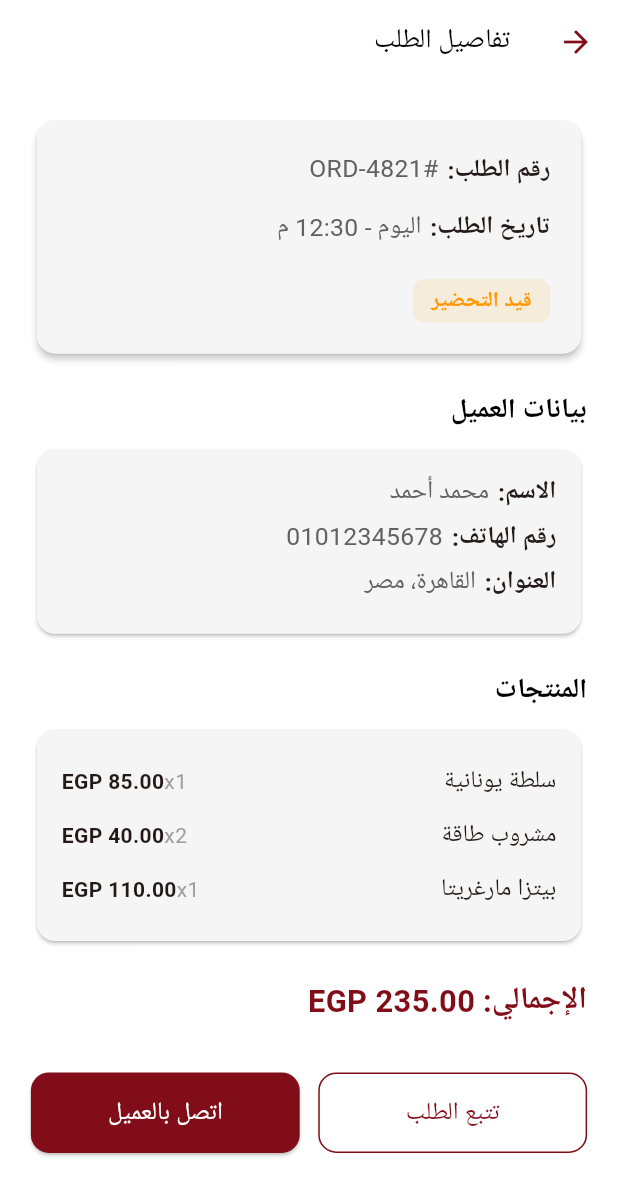
After one commit to MohamedElweza/elragol_el3nab_restaurant, a Flutter app: the OrdersScreen screen opened directly, after a tap on "اليوم - 12:30 م", on a phone screen of 412 x 824 dp. The commit adds this screen. Shown: the top 1196 px of the screen. Run offline on Flutter 3.47's test engine with Material 3 defaults, Android fonts, the phone set to English and light mode, and no system bars; our stand-ins replace animated_text_kit, flutter_bloc, flutter_screenutil, google_fonts, image_picker, intl_phone_field; missing offline and left inert: sdga_icons; Roboto replaces fonts that are missing (Cairo, Cairo-Regular).

Commit message:
Add order details screen and fixed the native splash icon

```diff
--- /dev/null
+++ b/lib/features/orders/presentation/views/order_details_screen.dart
@@ -0,0 +1,230 @@
+import 'package:flutter/material.dart';
+import '../../../../../core/utils/app_colors/app_colors.dart';
+
+class OrderDetailsScreen extends StatelessWidget {
+  final String orderId;
+  final String orderTime;
+  final String title;
+  final double price;
+  final String status;
+  final Color statusColor;
+
+  const OrderDetailsScreen({
+    super.key,
+    required this.orderId,
+    required this.orderTime,
+    required this.title,
+    required this.price,
+    required this.status,
+    required this.statusColor,
+  });
+
+  @override
+  Widget build(BuildContext context) {
+    final width = MediaQuery.of(context).size.width;
+    final height = MediaQuery.of(context).size.height;
+
+    return Scaffold(
+      backgroundColor: Colors.white,
+      appBar: AppBar(
+        title: const Text(
+          "تفاصيل الطلب",
+          style: TextStyle(color: Colors.black),
+        ),
+        backgroundColor: Colors.white,
+        elevation: 0,
+        iconTheme: const IconThemeData(color: AppColors.mainColor),
+      ),
+      body: Padding(
+        padding: EdgeInsets.all(width * 0.05),
+        child: SingleChildScrollView(
+          child: Column(
+            crossAxisAlignment: CrossAxisAlignment.start,
+            children: [
+              /// 🧾 Order ID & Status
+              Card(
+                color: Colors.grey[100],
+                elevation: 2,
+                shape: RoundedRectangleBorder(
+                  borderRadius: BorderRadius.circular(12),
+                ),
+                child: Padding(
+                  padding: EdgeInsets.all(width * 0.05),
+                  child: Column(
+                    crossAxisAlignment: CrossAxisAlignment.start,
+                    children: [
+                      _buildRow("رقم الطلب:", orderId, width),
+                      SizedBox(height: height * 0.01),
+                      _buildRow("تاريخ الطلب:", orderTime, width),
+                      SizedBox(height: height * 0.02),
+                      Container(
+                        padding: EdgeInsets.symmetric(
+                            horizontal: width * 0.03, vertical: height * 0.005),
+                        decoration: BoxDecoration(
+                          color: statusColor.withOpacity(0.1),
+                          borderRadius: BorderRadius.circular(8),
+                        ),
+                        child: Text(
+                          status,
+                          style: TextStyle(
+                            color: statusColor,
+                            fontWeight: FontWeight.bold,
+                            fontSize: width * 0.035,
+                          ),
+                        ),
+                      ),
+                    ],
+                  ),
+                ),
+              ),
+
+              SizedBox(height: height * 0.025),
+
+              /// 👤 Customer Info
+              Text("بيانات العميل",
+                  style: TextStyle(
+                      fontSize: width * 0.045,
+                      fontWeight: FontWeight.bold,
+                      color: Colors.black)),
+              SizedBox(height: height * 0.01),
+              Card(
+                color: Colors.grey[100],
+                shape: RoundedRectangleBorder(
+                    borderRadius: BorderRadius.circular(12)),
+                child: Padding(
+                  padding: EdgeInsets.all(width * 0.04),
+                  child: Column(
+                    crossAxisAlignment: CrossAxisAlignment.start,
+                    children: [
+                      _buildRow("الاسم:", "محمد أحمد", width),
+                      _buildRow("رقم الهاتف:", "01012345678", width),
+                      _buildRow("العنوان:", "القاهرة، مصر", width),
+                    ],
+                  ),
+                ),
+              ),
+
+              SizedBox(height: height * 0.025),
+
+              /// 🍽 Items
+              Text("المنتجات",
+                  style: TextStyle(
+                      fontSize: width * 0.045,
+                      fontWeight: FontWeight.bold,
+                      color: Colors.black)),
+              SizedBox(height: height * 0.01),
+              Card(
+                color: Colors.grey[100],
+                shape: RoundedRectangleBorder(
+                    borderRadius: BorderRadius.circular(12)),
+                child: Padding(
+                  padding: EdgeInsets.all(width * 0.04),
+                  child: Column(
+                    children: [
+                      _buildItem("سلطة يونانية", 1, 85),
+                      _buildItem("مشروب طاقة", 2, 40),
+                      _buildItem("بيتزا مارغريتا", 1, 110),
+                    ],
+                  ),
+                ),
+              ),
+
+              SizedBox(height: height * 0.025),
+
+              /// 💰 Total
+              Align(
+                alignment: Alignment.centerRight,
+                child: Text(
+                  "الإجمالي: ${(price + 150).toStringAsFixed(2)} EGP",
+                  style: TextStyle(
+                    fontSize: width * 0.05,
+                    fontWeight: FontWeight.bold,
+                    color: AppColors.mainColor,
+                  ),
+                ),
+              ),
+
+              SizedBox(height: height * 0.04),
+
+              /// 🚚 Buttons
+              Row(
+                children: [
+                  Expanded(
+                    child: OutlinedButton(
+                      onPressed: () {},
+                      style: OutlinedButton.styleFrom(
+                        shape: RoundedRectangleBorder(
+                            borderRadius: BorderRadius.circular(12)),
+                        side: const BorderSide(color: AppColors.mainColor),
+                        padding: EdgeInsets.symmetric(vertical: height * 0.018),
+                      ),
+                      child: Text("تتبع الطلب",
+                          style: TextStyle(
+                              color: AppColors.mainColor,
+                              fontSize: width * 0.04)),
+                    ),
+                  ),
+                  SizedBox(width: width * 0.03),
+                  Expanded(
+                    child: ElevatedButton(
+                      onPressed: () {},
+                      style: ElevatedButton.styleFrom(
+                        shape: RoundedRectangleBorder(
+                            borderRadius: BorderRadius.circular(12)),
+                        backgroundColor: AppColors.mainColor,
+                        padding: EdgeInsets.symmetric(vertical: height * 0.018),
+                      ),
+                      child: Text("اتصل بالعميل",
+                          style: TextStyle(
+                              color: Colors.white, fontSize: width * 0.04)),
+                    ),
+                  ),
+                ],
+              ),
+            ],
+          ),
+        ),
+      ),
+    );
+  }
+
+  Widget _buildRow(String title, String value, double width) {
+    return Padding(
+      padding: EdgeInsets.only(bottom: 6),
+      child: Row(
+        children: [
+          Text(
+            title,
+            style: TextStyle(
+              fontWeight: FontWeight.bold,
+              fontSize: width * 0.04,
+            ),
+          ),
+          SizedBox(width: 6),
+          Expanded(
+            child: Text(
+              value,
+              style: TextStyle(fontSize: width * 0.04, color: Colors.grey[700]),
+              overflow: TextOverflow.ellipsis,
+            ),
+          ),
+        ],
+      ),
+    );
+  }
+
+  Widget _buildItem(String name, int quantity, double price) {
+    return Padding(
+      padding: const EdgeInsets.symmetric(vertical: 6),
+      child: Row(
+        mainAxisAlignment: MainAxisAlignment.spaceBetween,
+        children: [
+          Expanded(child: Text(name, style: const TextStyle(fontSize: 16))),
+          Text("x$quantity", style: const TextStyle(color: Colors.grey)),
+          Text("${price.toStringAsFixed(2)} EGP",
+              style: const TextStyle(fontWeight: FontWeight.bold)),
+        ],
+      ),
+    );
+  }
+}
--- a/lib/features/orders/presentation/views/widgets/orders_card.dart
+++ b/lib/features/orders/presentation/views/widgets/orders_card.dart
@@ -1,5 +1,7 @@
 import 'package:flutter/material.dart';
 import '../../../../../core/utils/app_colors/app_colors.dart';
+import '../order_details_screen.dart';
+
 
 class OrderCard extends StatelessWidget {
   final String orderId;
@@ -27,7 +29,24 @@ class OrderCard extends StatelessWidget {
     final width = size.width;
     final height = size.height;
 
-    return Card(
+    return InkWell(
+      onTap: () {
+        Navigator.push(
+          context,
+          MaterialPageRoute(
+            builder: (_) => OrderDetailsScreen(
+              orderId: orderId,
+              orderTime: orderTime,
+              title: title,
+              price: price,
+              status: status,
+              statusColor: statusColor,
+            ),
+          ),
+        );
+      },
+      borderRadius: BorderRadius.circular(16),
+      child: Card(
         margin: EdgeInsets.only(bottom: height * 0.02),
         color: Colors.white,
         shape: RoundedRectangleBorder(
@@ -110,55 +129,8 @@ class OrderCard extends StatelessWidget {
                   ),
                 ),
               ),
-
-            /// 🔹 Buttons (if completed)
-            if (isCompleted) ...[
-              SizedBox(height: height * 0.015),
-              Row(
-                children: [
-                  Expanded(
-                    child: OutlinedButton(
-                      onPressed: () {},
-                      style: OutlinedButton.styleFrom(
-                        shape: RoundedRectangleBorder(
-                          borderRadius: BorderRadius.circular(12),
-                        ),
-                        side: const BorderSide(color: AppColors.mainColor),
-                        padding: EdgeInsets.symmetric(vertical: height * 0.018),
-                      ),
-                      child: Text(
-                        "عمل تقييم",
-                        style: TextStyle(
-                          color: AppColors.mainColor,
-                          fontSize: width * 0.04,
-                        ),
-                      ),
-                    ),
-                  ),
-                  SizedBox(width: width * 0.03),
-                  Expanded(
-                    child: ElevatedButton(
-                      onPressed: () {},
-                      style: ElevatedButton.styleFrom(
-                        shape: RoundedRectangleBorder(
-                          borderRadius: BorderRadius.circular(12),
-                        ),
-                        backgroundColor: AppColors.mainColor,
-                        padding: EdgeInsets.symmetric(vertical: height * 0.018),
-                      ),
-                      child: Text(
-                        "اطلب مرة أخري",
-                        style: TextStyle(
-                          color: Colors.white,
-                          fontSize: width * 0.04,
-                        ),
-                      ),
-                    ),
-                  ),
             ],
           ),
-            ],
-          ],
         ),
       ),
     );
--- a/pubspec.yaml
+++ b/pubspec.yaml
@@ -74,10 +74,10 @@ flutter_icons:
 
 flutter_native_splash:
   color: "#ffffff"          # Background color
-  image: assets/images/playstore.png    # Your logo path
+  image: assets/images/native.png    # Your logo path
   android_12:
     color: "#ffffff"
-    image: assets/images/playstore.png
+    image: assets/images/native.png
 
 
 # For information on the generic Dart part of this file, see the
```
Also changed, not shown: assets/images/native.png (added), 19 other files. Lines whose indentation alone changed are shown as unchanged.
